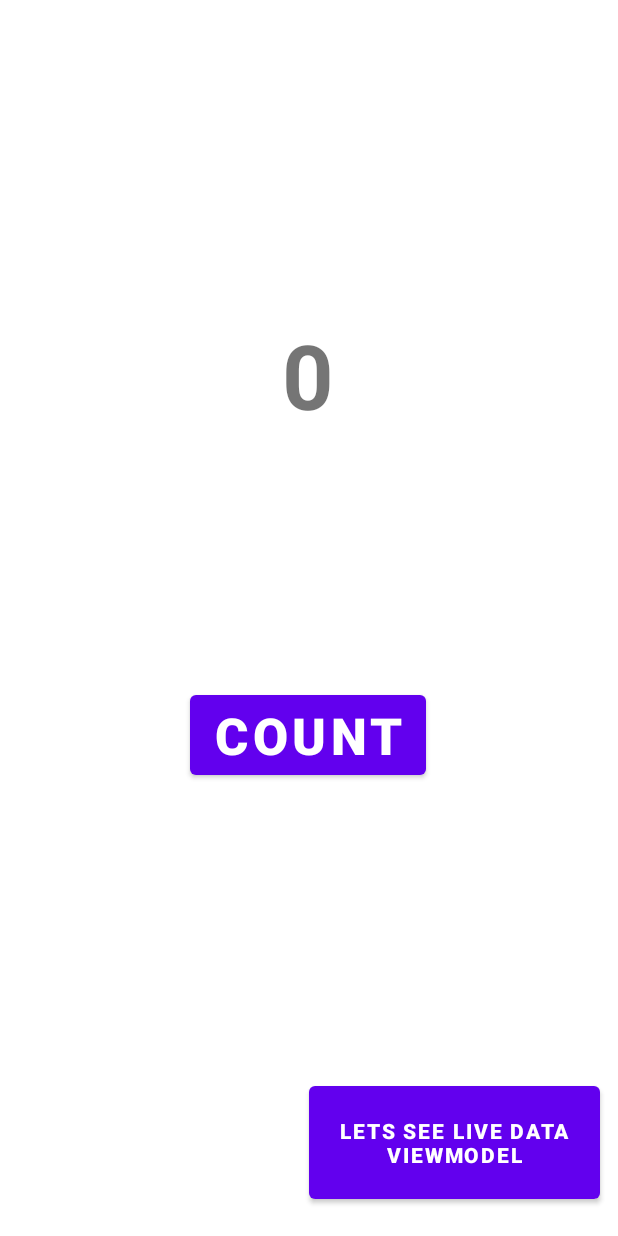
After one commit to ayyysh04/learning-kotlin, an Android app: the ViewModelActivity screen opened directly, with no data from a screen before it, on a phone screen of 412 x 824 dp. The commit adds this screen. Run offline under Robolectric (Android 15) with nearby library versions, the phone set to English and light mode, and no system bars.

Commit message:
liveData and ViewModel class

```diff
--- a/app/build.gradle
+++ b/app/build.gradle
@@ -4,7 +4,7 @@ plugins {
 }
 
 android {
-    compileSdkVersion 30
+    compileSdkVersion 33
     buildToolsVersion "30.0.3"
 
     defaultConfig {
@@ -33,10 +33,14 @@ android {
     buildFeatures {
         viewBinding true
     }
+    namespace 'com.example.myapplication'
 }
 
 dependencies {
+    def lifecycle_version = "2.6.1"
 
+    // ViewModel
+    implementation "androidx.lifecycle:lifecycle-viewmodel-ktx:$lifecycle_version"
     implementation "org.jetbrains.kotlin:kotlin-stdlib:$kotlin_version"
     implementation 'androidx.core:core-ktx:1.3.1'
     implementation 'androidx.appcompat:appcompat:1.2.0'
--- /dev/null
+++ b/app/src/main/java/com/example/myapplication/ActivityViewModel.kt
@@ -0,0 +1,20 @@
+package com.example.myapplication
+
+//import androidx.lifecycle.MutableLiveData
+import androidx.lifecycle.ViewModel
+
+class ActivityViewModel : ViewModel() {
+    var count = 0
+//    var count = MutableLiveData<Int>()
+
+    init {
+//        count.value = 0
+        count = 0
+    }
+
+    fun updateCount() {
+        ++count
+//        count.value = (count.value)?.plus(1)
+    }
+
+}
--- a/app/src/main/java/com/example/myapplication/MainLogic.kt
+++ b/app/src/main/java/com/example/myapplication/MainLogic.kt
@@ -13,7 +13,6 @@ import android.widget.EditText
 import android.widget.TextView
 import android.widget.Toast
 import androidx.appcompat.app.AppCompatActivity
-import com.example.myapplication.databinding.ActivityVideoPlayerBinding
 
 //AppCompactactivity : provides lifecycle override function like onCreate
 class MainLogic : AppCompatActivity() {
@@ -31,6 +30,7 @@ class MainLogic : AppCompatActivity() {
         val bmiCalButton = findViewById<Button>(R.id.go_to_bmiCal)
         val mediaPlayerButton = findViewById<Button>(R.id.go_to_mediaPLayer)
         val videoPlayerButton = findViewById<Button>(R.id.go_to_videoPlayer)
+        val viewModelButton = findViewById<Button>(R.id.go_to_ViewModel)
         var enteredName = ""
 //        setOnClickListner to listen to changes on button
         submitButton.setOnClickListener {
@@ -78,6 +78,10 @@ class MainLogic : AppCompatActivity() {
             val intent = Intent(this, VideoPlayer::class.java)
             startActivity(intent)
         }
+        viewModelButton.setOnClickListener {
+            val intent = Intent(this, ViewModelActivity::class.java)
+            startActivity(intent)
+        }
 
     }
 }
--- /dev/null
+++ b/app/src/main/java/com/example/myapplication/ViewModelActivity.kt
@@ -0,0 +1,49 @@
+package com.example.myapplication
+
+import android.content.Intent
+import android.os.Bundle
+import android.util.Log
+import android.widget.Button
+import android.widget.TextView
+import androidx.appcompat.app.AppCompatActivity
+import androidx.lifecycle.ViewModelProvider
+
+//for this counter app , when we rotate the device ,changes current keyboard ,changes language setting ,enable multi window mode,etc the android lifecycle destroy and rebuild this Activity or a fragment
+//in this way application can reload the resources based on newConfiguration
+//This may cost very much for large scale app like api fetching every time again and again
+
+//Solution : ViewModel : Model for Activity or fragment i.e VIEW
+//ViewModel stays in memory until the app finishes its execution
+//ViewModel unclear function is called only when the app is put at the background and the app process is killed to free up the system memory
+//Latest SDK doesn't require dependency
+class ViewModelActivity : AppCompatActivity() {
+    var count = 0
+    private lateinit var viewModel: ActivityViewModel
+    override fun onCreate(savedInstanceState: Bundle?) {
+        Log.i("EXAMPLE_APP", "onCreate ViewModelDemo")
+        super.onCreate(savedInstanceState)
+        setContentView(R.layout.activity_view_model)
+        viewModel = ViewModelProvider(this).get(ActivityViewModel::class.java)
+//        This will create ViewModels and retain them in a store of the given ViewModelStoreOwne
+//        lifecycle owner is the viewModelActivity
+        val textView = findViewById<TextView>(R.id.tvCount)
+        val button = findViewById<Button>(R.id.btnCount)
+
+        textView.text = viewModel.count.toString()
+
+        button.setOnClickListener {
+            viewModel.updateCount()
+            textView.text = viewModel.count.toString() //manually updating textView Data
+        }
+
+        val liveDataButton = findViewById<Button>(R.id.go_to_live_viewmodel)
+        liveDataButton.setOnClickListener {
+            val intent = Intent(this, LiveDataActivity::class.java)
+            startActivity(intent)
+
+        }
+
+    }
+
+
+}
--- /dev/null
+++ b/app/src/main/java/com/example/myapplication/basic info.txt
@@ -0,0 +1,4 @@
+why do we write ::class.java when passing class as argument ?
+In Kotlin, ::class is used to get the class reference of an object or a type. In the context of Android development, when creating a new instance of a ViewModel using the ViewModelProvider class, we need to pass the Class object of the ViewModel to the get() method.
+The syntax MainActivityViewModel::class.java is used to get the Class object of the MainActivityViewModel class. Here, ::class returns a reference to the KClass object of the MainActivityViewModel class, and the .java property returns the corresponding java.lang.Class object.
+here ,In Kotlin, KClass is a class that represents the Kotlin class itself, as opposed to the class instance. It's a reflection class that provides information about a Kotlin class at runtime, such as its name, annotations, visibility, etc.
--- /dev/null
+++ b/app/src/main/java/com/example/myapplication/sync  between Gradle, Gradle plugin, and Kotlin version.txt
@@ -0,0 +1,2 @@
+use AGP upgrade assistant tool in : Tools ->AGP upgrade assistant
+for ex.kotlin.version : find the latest kotlin version from online docs
--- /dev/null
+++ b/app/src/main/res/layout/activity_view_model.xml
@@ -0,0 +1,48 @@
+<?xml version="1.0" encoding="utf-8"?>
+<androidx.constraintlayout.widget.ConstraintLayout xmlns:android="http://schemas.android.com/apk/res/android"
+    xmlns:app="http://schemas.android.com/apk/res-auto"
+    xmlns:tools="http://schemas.android.com/tools"
+    android:layout_width="match_parent"
+    android:layout_height="match_parent"
+    tools:context=".ViewModelActivity">
+
+    <TextView
+        android:id="@+id/tvCount"
+        android:layout_width="wrap_content"
+        android:layout_height="wrap_content"
+        android:textSize="60sp"
+        android:textStyle="bold"
+        app:layout_constraintBottom_toBottomOf="parent"
+        app:layout_constraintHorizontal_bias="0.498"
+        app:layout_constraintLeft_toLeftOf="parent"
+        app:layout_constraintRight_toRightOf="parent"
+        app:layout_constraintTop_toTopOf="parent"
+        app:layout_constraintVertical_bias="0.282" />
+
+    <Button
+        android:id="@+id/btnCount"
+        android:layout_width="wrap_content"
+        android:layout_height="wrap_content"
+        android:text="Count"
+        android:textSize="34sp"
+        android:textStyle="bold"
+        app:layout_constraintBottom_toBottomOf="parent"
+        app:layout_constraintEnd_toEndOf="parent"
+        app:layout_constraintHorizontal_bias="0.498"
+        app:layout_constraintStart_toStartOf="parent"
+        app:layout_constraintTop_toTopOf="parent"
+        app:layout_constraintVertical_bias="0.603" />
+
+    <Button
+        android:id="@+id/go_to_live_viewmodel"
+        android:layout_width="194dp"
+        android:layout_height="87dp"
+        android:text="Lets see Live Data ViewModel"
+        android:textStyle="bold"
+        app:layout_constraintBottom_toBottomOf="parent"
+        app:layout_constraintHorizontal_bias="0.944"
+        app:layout_constraintLeft_toLeftOf="parent"
+        app:layout_constraintRight_toRightOf="parent"
+        app:layout_constraintTop_toTopOf="parent"
+        app:layout_constraintVertical_bias="0.975" />
+</androidx.constraintlayout.widget.ConstraintLayout>
```
Also changed, not shown: app/src/main/AndroidManifest.xml (+7 -2 lines), app/src/main/java/com/example/myapplication/LiveDataActivity.kt (added, +35 -0 lines), app/src/main/java/com/example/myapplication/LiveDataActivityViewModel.kt (added, +19 -0 lines), app/src/main/java/com/example/myapplication/groovy and buildgradle.txt (added, +17 -0 lines), app/src/main/java/com/example/myapplication/upgrading old kotlin projects.txt (added, +17 -0 lines), app/src/main/res/layout/activity_live_data.xml (added, +36 -0 lines), app/src/main/res/layout/main_screen.xml (+12 -0 lines), build.gradle (+7 -2 lines), gradle/wrapper/gradle-wrapper.properties.
